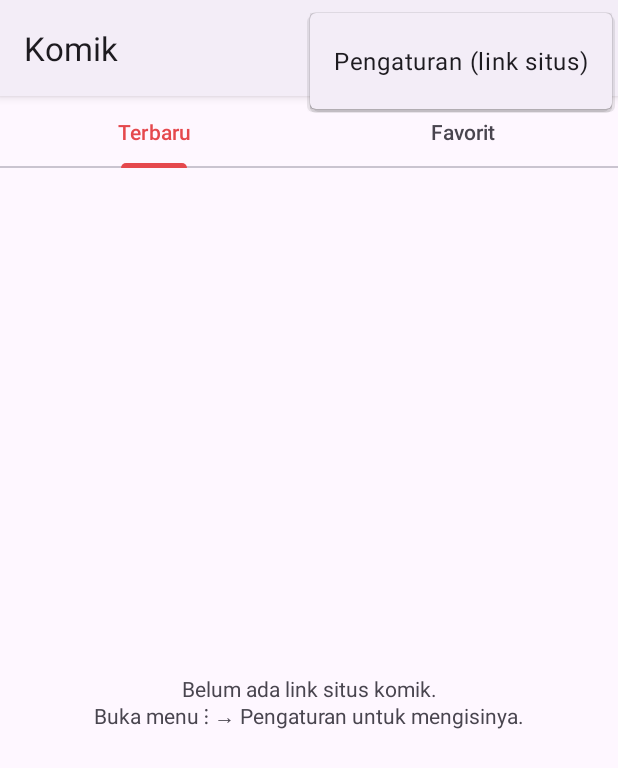
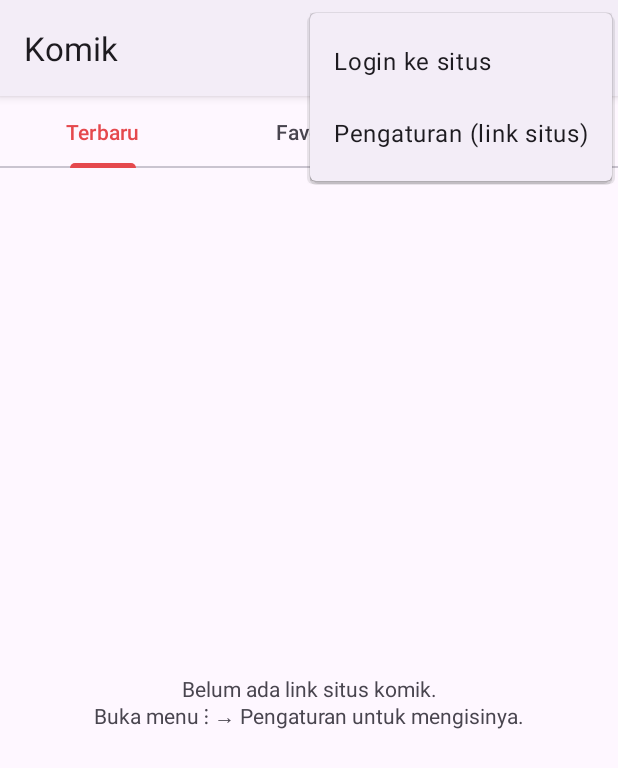
Before and after one commit to Dartz801/Komik, an Android app: the MainActivity screen opened directly, with no data from a screen before it, with the options menu open, on a phone screen of 412 x 824 dp. Shown: the top 768 px of the screen. Run offline under Robolectric (Android 15) with nearby library versions, the phone set to English and light mode, and no system bars; pictures from the network do not load.

Commit message:
Add files via upload

```diff
--- a/app/src/main/res/layout/activity_main.xml
+++ b/app/src/main/res/layout/activity_main.xml
@@ -12,6 +12,9 @@
         <com.google.android.material.tabs.TabItem
             android:layout_width="wrap_content" android:layout_height="wrap_content"
             android:text="Favorit" />
+        <com.google.android.material.tabs.TabItem
+            android:layout_width="wrap_content" android:layout_height="wrap_content"
+            android:text="Bookmark Situs" />
     </com.google.android.material.tabs.TabLayout>
 
     <FrameLayout
--- a/app/src/main/res/layout/activity_webview.xml
+++ b/app/src/main/res/layout/activity_webview.xml
@@ -3,6 +3,7 @@
     android:layout_width="match_parent" android:layout_height="match_parent"
     android:orientation="vertical">
     <TextView
+        android:id="@+id/hint"
         android:layout_width="match_parent" android:layout_height="wrap_content"
         android:padding="10dp"
         android:text="Tunggu sampai halaman situs tampil normal, lalu tekan Selesai." />
--- a/app/src/main/res/menu/main.xml
+++ b/app/src/main/res/menu/main.xml
@@ -8,6 +8,10 @@
         app:actionViewClass="androidx.appcompat.widget.SearchView"
         app:showAsAction="always|collapseActionView" />
     <item
+        android:id="@+id/login"
+        android:title="Login ke situs"
+        app:showAsAction="never" />
+    <item
         android:id="@+id/settings"
         android:title="Pengaturan (link situs)"
         app:showAsAction="never" />
```
Also changed, not shown: 1 other file.
